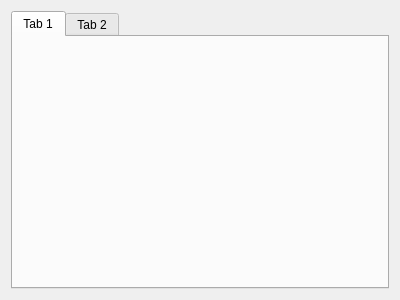
ricorx7/PyAutoWaves, file Average_Water_View/average_water_view.ui: the form before one commit.
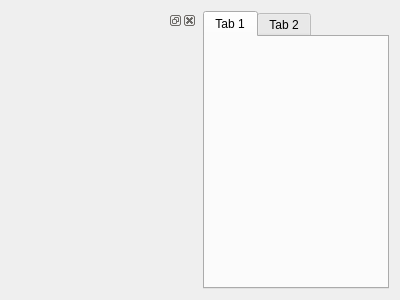
The form after the commit.

```diff
--- a/Average_Water_View/average_water_view.ui
+++ b/Average_Water_View/average_water_view.ui
@@ -14,6 +14,11 @@
    <string>Form</string>
   </property>
   <layout class="QHBoxLayout" name="horizontalLayout">
+   <item>
+    <widget class="QDockWidget" name="dockWidget">
+     <widget class="QWidget" name="dockWidgetContents_2"/>
+    </widget>
+   </item>
    <item>
     <widget class="QTabWidget" name="tabWidget">
      <widget class="QWidget" name="tab">
```
